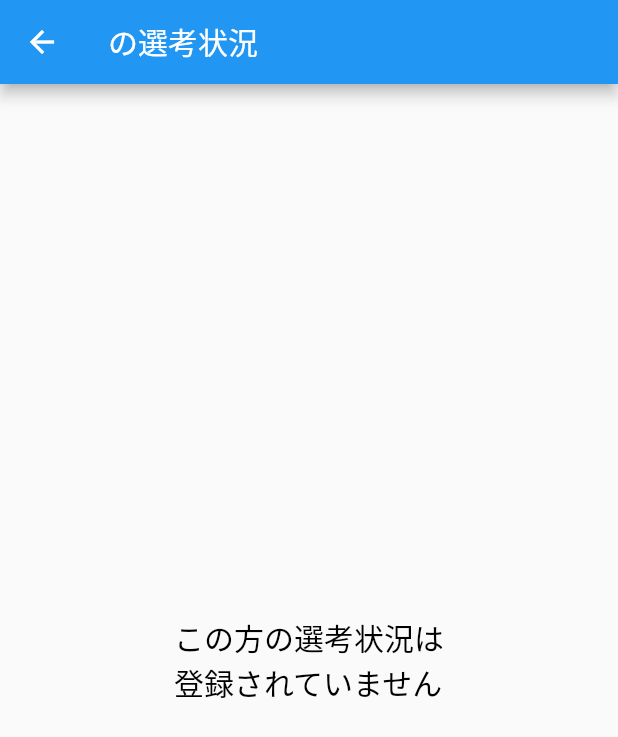
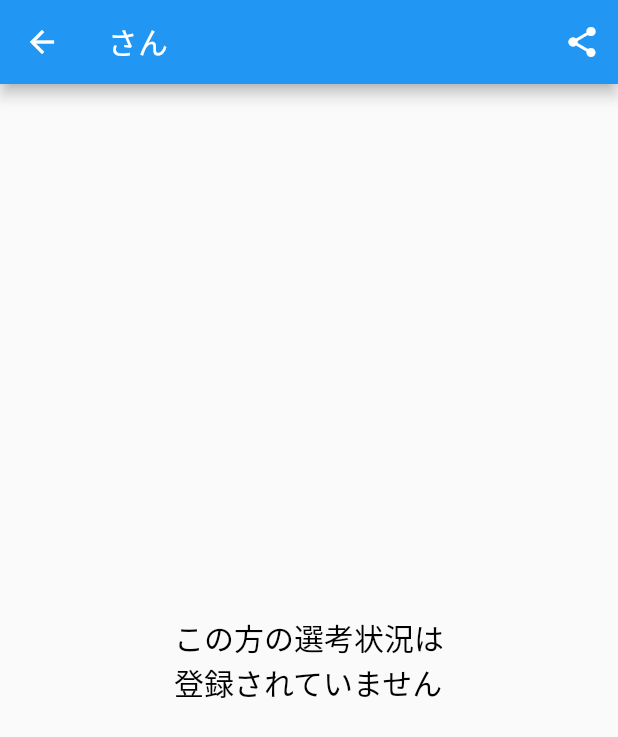
Before and after one commit to momomomo111/job_hanting_app, a Flutter app: the ProcessListScreen screen opened by its route, on a phone screen of 412 x 824 dp. Shown: the top 737 px of the screen. Run offline on Flutter 3.47's test engine with Material 2 defaults, Android fonts, the phone set to English and light mode, and no system bars; our stand-ins replace cloud_firestore, firebase_auth, firebase_core, get, google_fonts, google_sign_in and 1 more; accounts and stored records are empty.

Commit message:
[add] Share function added.
シェア機能を追加

```diff
--- a/lib/view/process_list_screen.dart
+++ b/lib/view/process_list_screen.dart
@@ -4,6 +4,7 @@ import 'package:job_hanting_app/controller/auth_controller.dart';
 import 'package:job_hanting_app/controller/my_process_controller.dart';
 import 'package:job_hanting_app/controller/user_controller.dart';
 import 'package:job_hanting_app/enum/user_type.dart';
+import 'package:share_plus/share_plus.dart';
 
 class ProcessListScreen extends StatelessWidget {
   final MyProcessController _myProcessController = Get.find();
@@ -19,8 +20,16 @@ class ProcessListScreen extends StatelessWidget {
     _myProcessController.readMyProcess();
     return Scaffold(
       appBar: AppBar(
-        title: Text("${_userController.userName.value}の選考状況"),
+        title: Text(GetPlatform.isWeb
+            ? "${_userController.userName.value}さんの選考状況"
+            : "${_userController.userName.value}さん"),
         actions: <Widget>[
+          IconButton(
+            icon: const Icon(Icons.share),
+            onPressed: () => Share.share(
+                "https://job-hunting-flutter.web.app/#/process-list?name=${_userController.userName.value}&mail=${_userController.userMail.value}",
+                subject: "${_userController.userName.value}さんの企業選考状況です。"),
+          ),
           Visibility(
             visible: !_myProcessController.deleteMode.value &&
                 _userController.userType.value == UserType.student,
@@ -191,4 +200,9 @@ class ProcessListScreen extends StatelessWidget {
       ),
     );
   }
+
+// _onShare(BuildContext context) async {
+//     await Share.share("共有するテキスト");
+//   }
+
 }
--- a/pubspec.yaml
+++ b/pubspec.yaml
@@ -19,6 +19,7 @@ dependencies:
   cloud_firestore: ^3.1.2
   firebase_auth: ^3.3.3
   google_sign_in: ^5.2.1
+  share_plus: ^3.0.4
 
 dev_dependencies:
   flutter_test:
```
Also changed, not shown: lib/controller/auth_controller.dart (+4 -25 lines), pubspec.lock, 1 other file.
